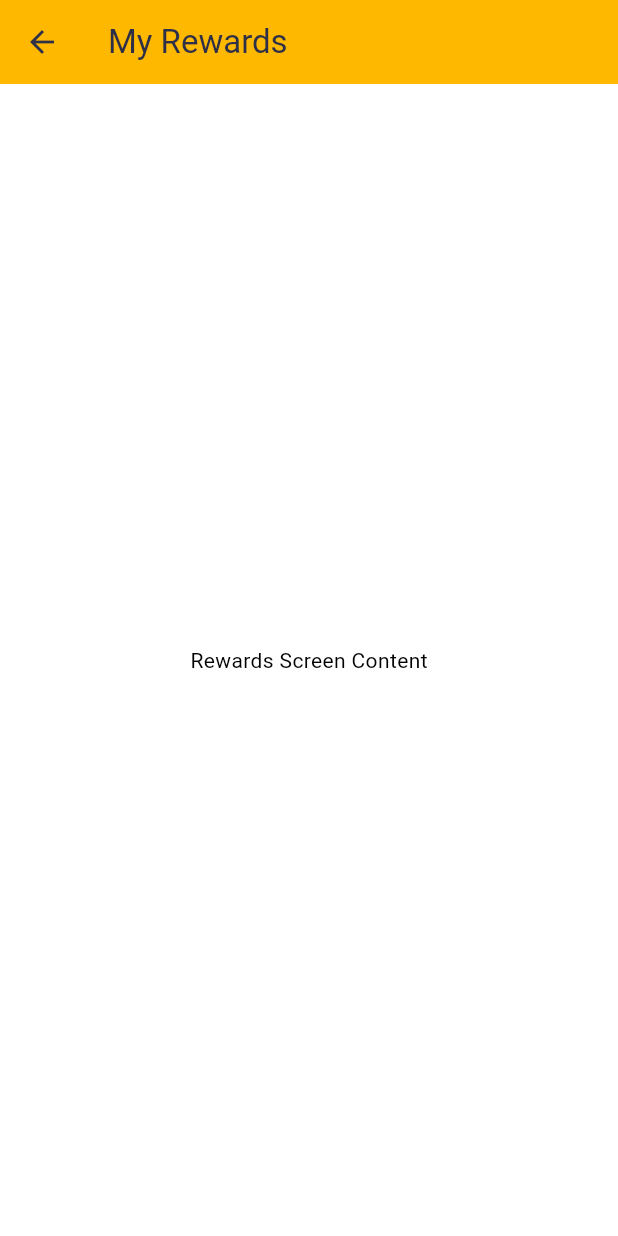
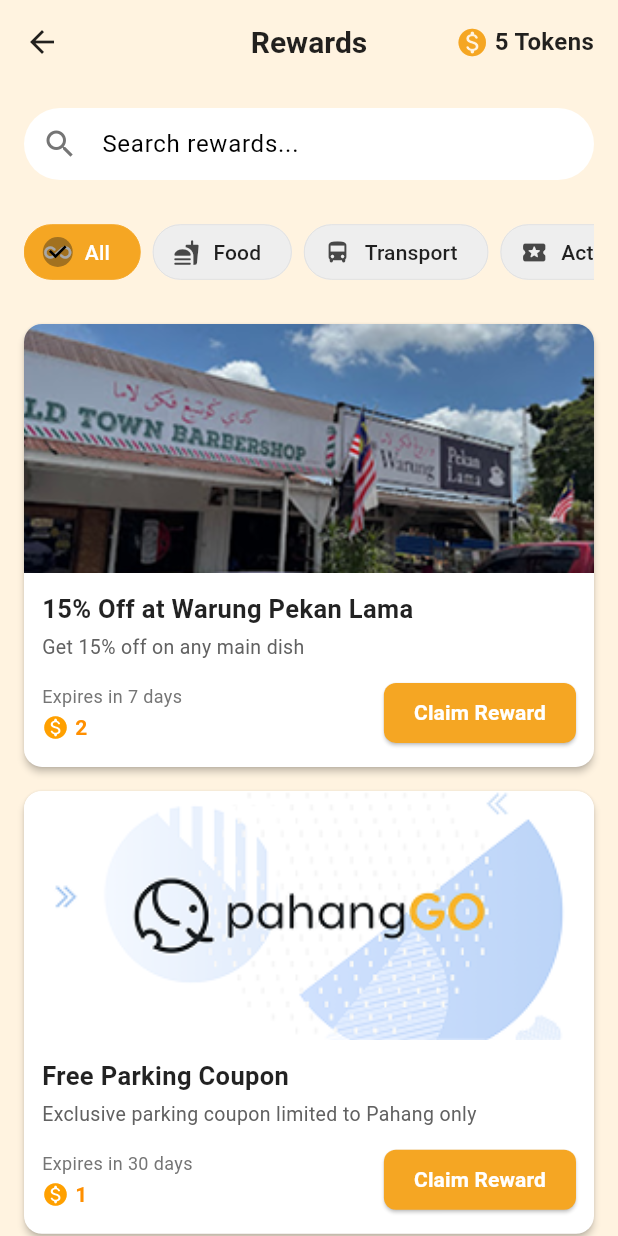
Before and after one commit to Rikue29/honeybee, a Flutter app: the screen it shows once a user with an empty profile is signed in, after a tap on "My Rewards", on a phone screen of 412 x 824 dp. Run offline on Flutter 3.47's test engine with Material 3 defaults, Android fonts, the phone set to English and light mode, and no system bars; our stand-ins replace flutter_dotenv, geolocator, image_picker, share_plus, supabase_flutter, video_player; missing offline and left inert: mapbox_maps_flutter; accounts and stored records are empty; Roboto replaces fonts that are missing (Poppins).

Commit message:
home screen edits

```diff
--- a/frontend/lib/features/home/presentation/screens/home_screen.dart
+++ b/frontend/lib/features/home/presentation/screens/home_screen.dart
@@ -4,6 +4,7 @@
 import 'package:honeybee/features/quest/presentation/screens/quest_page.dart';
 import 'package:honeybee/features/explore/screens/explore_screen.dart';
 import 'package:honeybee/features/video_feed/pages/video_feed_page.dart';
+import 'package:honeybee/features/rewards/presentation/screens/rewards_screen.dart';
 
 // Placeholder classes based on usage
 class UserProfile {
@@ -58,18 +59,6 @@
 
   PopularLocation(
       {required this.id, required this.name, required this.imagePath});
-}
-
-class RewardsScreen extends StatelessWidget {
-  const RewardsScreen({super.key});
-
-  @override
-  Widget build(BuildContext context) {
-    return Scaffold(
-      appBar: AppBar(title: const Text('My Rewards')),
-      body: const Center(child: Text('Rewards Screen Content')),
-    );
-  }
 }
 
 class HomeScreen extends StatefulWidget {
@@ -216,24 +205,6 @@
 
     return Scaffold(
       backgroundColor: backgroundColor,
-      appBar: _selectedIndex == 0
-          ? AppBar(
-              backgroundColor: Colors.white,
-              elevation: 1,
-              title: const Text('Honeybee',
-                  style: TextStyle(
-                      color: Color(0xFF795548), fontWeight: FontWeight.bold)),
-              actions: [
-                IconButton(
-                  icon: const Icon(Icons.logout, color: Color(0xFF795548)),
-                  onPressed: () async {
-                    await Supabase.instance.client.auth.signOut();
-                  },
-                  tooltip: 'Logout',
-                ),
-              ],
-            )
-          : null,
       body: Stack(
         children: [
           Visibility(
@@ -293,7 +264,7 @@
 
   Widget _buildTopBar(Color iconColor) {
     return Padding(
-      padding: const EdgeInsets.symmetric(horizontal: 16.0, vertical: 12.0),
+      padding: const EdgeInsets.symmetric(horizontal: 18.0, vertical: 12.0),
       child: Row(
         mainAxisAlignment: MainAxisAlignment.spaceBetween,
         children: [
@@ -335,6 +306,14 @@
                     color: iconColor, size: 28),
                 onPressed: () {/* TODO: Notification action */},
                 tooltip: 'Notifications',
+              ),
+              const SizedBox(width: 0),
+              IconButton(
+                icon: Icon(Icons.logout_rounded, color: iconColor, size: 28),
+                onPressed: () async {
+                  await Supabase.instance.client.auth.signOut();
+                },
+                tooltip: 'Logout',
               ),
             ],
           )
```
